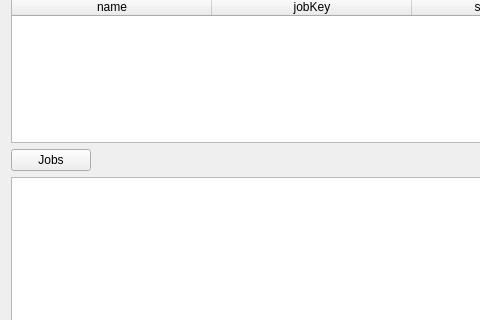
Old version of the form ImaerPlugin/connect_jobs_dlg.ui in the repository opengeogroep/AERIUS-QGIS-plugins; both pictures show x 0 to 480 and y 208 to 528 of the 1258 by 616 pixel window.
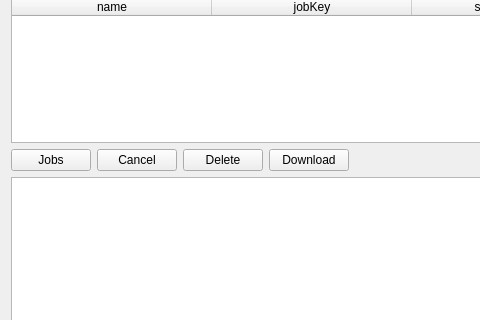
New version of the form.

Commit message: Delete Job(s) functionality

What changed in the file:
```diff
--- a/ImaerPlugin/connect_jobs_dlg.ui
+++ b/ImaerPlugin/connect_jobs_dlg.ui
@@ -206,6 +206,27 @@
        </property>
       </widget>
      </item>
+     <item>
+      <widget class="QPushButton" name="button_cancel">
+       <property name="text">
+        <string>Cancel</string>
+       </property>
+      </widget>
+     </item>
+     <item>
+      <widget class="QPushButton" name="button_delete">
+       <property name="text">
+        <string>Delete</string>
+       </property>
+      </widget>
+     </item>
+     <item>
+      <widget class="QPushButton" name="button_download">
+       <property name="text">
+        <string>Download</string>
+       </property>
+      </widget>
+     </item>
      <item>
       <spacer name="horizontalSpacer_2">
        <property name="orientation">
```
Left out of the diff: 5 changed lines with no effect on the pictures. The commit also changes 2 other files.
